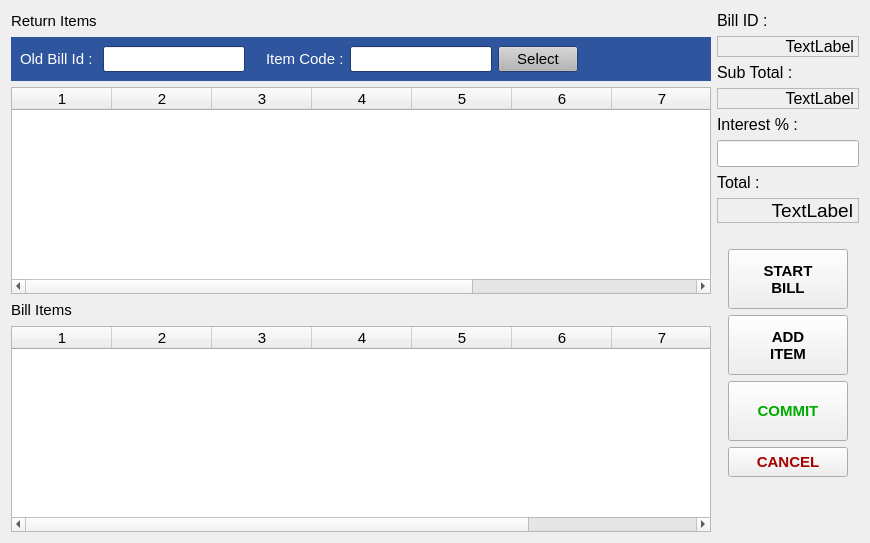
The window that estorecpp/returnitems.ui (Watti/estorecpp) describes before a commit, drawn with Qt 5.
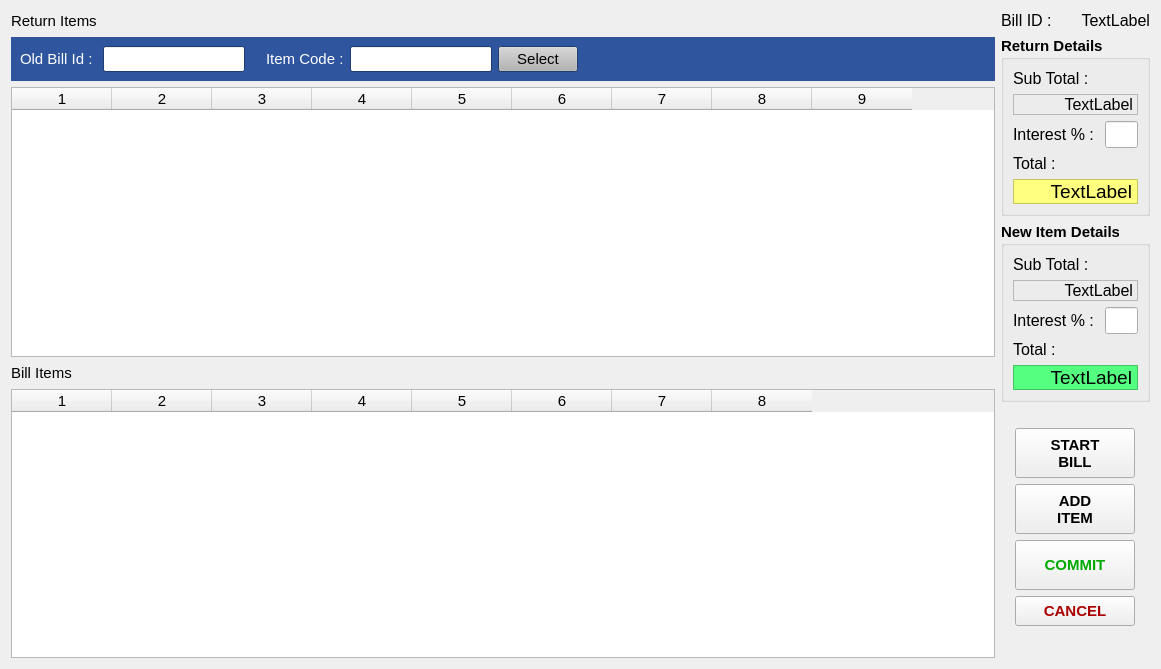
The same window after the commit.

Commit message: return items flow updated

What changed in the file:
```diff
--- a/estorecpp/returnitems.ui
+++ b/estorecpp/returnitems.ui
@@ -6,14 +6,14 @@
    <rect>
     <x>0</x>
     <y>0</y>
-    <width>870</width>
-    <height>543</height>
+    <width>1161</width>
+    <height>669</height>
    </rect>
   </property>
   <property name="windowTitle">
    <string>Form</string>
   </property>
-  <layout class="QHBoxLayout" name="horizontalLayout">
+  <layout class="QHBoxLayout" name="horizontalLayout_8">
    <item>
     <layout class="QVBoxLayout" name="verticalLayout_2">
      <item>
@@ -701,7 +701,9 @@
     </layout>
    </item>
    <item>
-    <layout class="QVBoxLayout" name="verticalLayout">
+    <layout class="QVBoxLayout" name="verticalLayout_5">
+     <item>
+      <layout class="QHBoxLayout" name="horizontalLayout">
      <item>
       <widget class="QLabel" name="label">
        <property name="sizePolicy">
@@ -724,13 +726,19 @@
      </item>
      <item>
       <widget class="QLabel" name="billIdLbl">
+         <property name="sizePolicy">
+          <sizepolicy hsizetype="Preferred" vsizetype="Preferred">
+           <horstretch>0</horstretch>
+           <verstretch>0</verstretch>
+          </sizepolicy>
+         </property>
        <property name="font">
         <font>
          <pointsize>12</pointsize>
         </font>
        </property>
        <property name="frameShape">
-        <enum>QFrame::StyledPanel</enum>
+          <enum>QFrame::NoFrame</enum>
        </property>
        <property name="frameShadow">
         <enum>QFrame::Plain</enum>
@@ -746,6 +754,27 @@
        </property>
       </widget>
      </item>
+      </layout>
+     </item>
+     <item>
+      <widget class="QGroupBox" name="groupBox">
+       <property name="font">
+        <font>
+         <pointsize>11</pointsize>
+         <weight>75</weight>
+         <bold>true</bold>
+        </font>
+       </property>
+       <property name="autoFillBackground">
+        <bool>false</bool>
+       </property>
+       <property name="title">
+        <string>Return Details</string>
+       </property>
+       <property name="flat">
+        <bool>false</bool>
+       </property>
+       <layout class="QVBoxLayout" name="verticalLayout">
      <item>
       <widget class="QLabel" name="label_5">
        <property name="sizePolicy">
@@ -771,6 +800,8 @@
        <property name="font">
         <font>
          <pointsize>12</pointsize>
+            <weight>50</weight>
+            <bold>false</bold>
         </font>
        </property>
        <property name="frameShape">
@@ -784,6 +815,8 @@
        </property>
       </widget>
      </item>
+        <item>
+         <layout class="QHBoxLayout" name="horizontalLayout_5">
      <item>
       <widget class="QLabel" name="label_2">
        <property name="sizePolicy">
@@ -805,9 +838,9 @@
       </widget>
      </item>
      <item>
-      <widget class="QLineEdit" name="interestText">
+           <widget class="QLineEdit" name="returnInterest">
        <property name="sizePolicy">
-        <sizepolicy hsizetype="Preferred" vsizetype="Fixed">
+             <sizepolicy hsizetype="Maximum" vsizetype="Fixed">
          <horstretch>0</horstretch>
          <verstretch>0</verstretch>
         </sizepolicy>
@@ -829,6 +862,8 @@
         <set>Qt::AlignRight|Qt::AlignTrailing|Qt::AlignVCenter</set>
        </property>
       </widget>
+          </item>
+         </layout>
      </item>
      <item>
       <widget class="QLabel" name="label_4">
@@ -854,12 +889,81 @@
       </widget>
      </item>
      <item>
-      <widget class="QLabel" name="totLbl">
+         <widget class="QLabel" name="returnTotal">
+          <property name="palette">
+           <palette>
+            <active>
+             <colorrole role="Base">
+              <brush brushstyle="SolidPattern">
+               <color alpha="255">
+                <red>255</red>
+                <green>255</green>
+                <blue>255</blue>
+               </color>
+              </brush>
+             </colorrole>
+             <colorrole role="Window">
+              <brush brushstyle="SolidPattern">
+               <color alpha="255">
+                <red>255</red>
+                <green>255</green>
+                <blue>127</blue>
+               </color>
+              </brush>
+             </colorrole>
+            </active>
+            <inactive>
+             <colorrole role="Base">
+              <brush brushstyle="SolidPattern">
+               <color alpha="255">
+                <red>255</red>
+                <green>255</green>
+                <blue>255</blue>
+               </color>
+              </brush>
+             </colorrole>
+             <colorrole role="Window">
+              <brush brushstyle="SolidPattern">
+               <color alpha="255">
+                <red>255</red>
+                <green>255</green>
+                <blue>127</blue>
+               </color>
+              </brush>
+             </colorrole>
+            </inactive>
+            <disabled>
+             <colorrole role="Base">
+              <brush brushstyle="SolidPattern">
+               <color alpha="255">
+                <red>255</red>
+                <green>255</green>
+                <blue>127</blue>
+               </color>
+              </brush>
+             </colorrole>
+             <colorrole role="Window">
+              <brush brushstyle="SolidPattern">
+               <color alpha="255">
+                <red>255</red>
+                <green>255</green>
+                <blue>127</blue>
+               </color>
+              </brush>
+             </colorrole>
+            </disabled>
+           </palette>
+          </property>
        <property name="font">
         <font>
          <pointsize>14</pointsize>
-        </font>
-       </property>
+            <weight>50</weight>
+            <bold>false</bold>
+           </font>
+          </property>
+          <property name="autoFillBackground">
+           <bool>true</bool>
+          </property>
        <property name="frameShape">
         <enum>QFrame::StyledPanel</enum>
        </property>
@@ -869,6 +973,231 @@
        <property name="alignment">
         <set>Qt::AlignRight|Qt::AlignTrailing|Qt::AlignVCenter</set>
        </property>
+         </widget>
+        </item>
+       </layout>
+      </widget>
+     </item>
+     <item>
+      <widget class="QGroupBox" name="groupBox_2">
+       <property name="font">
+        <font>
+         <pointsize>11</pointsize>
+         <weight>75</weight>
+         <bold>true</bold>
+        </font>
+       </property>
+       <property name="autoFillBackground">
+        <bool>false</bool>
+       </property>
+       <property name="title">
+        <string>New Item Details</string>
+       </property>
+       <property name="flat">
+        <bool>false</bool>
+       </property>
+       <layout class="QVBoxLayout" name="verticalLayout_4">
+        <item>
+         <widget class="QLabel" name="label_11">
+          <property name="sizePolicy">
+           <sizepolicy hsizetype="Maximum" vsizetype="Preferred">
+            <horstretch>0</horstretch>
+            <verstretch>0</verstretch>
+           </sizepolicy>
+          </property>
+          <property name="font">
+           <font>
+            <pointsize>12</pointsize>
+            <weight>50</weight>
+            <bold>false</bold>
+           </font>
+          </property>
+          <property name="text">
+           <string>Sub Total : </string>
+          </property>
+         </widget>
+        </item>
+        <item>
+         <widget class="QLabel" name="newSubTotal">
+          <property name="font">
+           <font>
+            <pointsize>12</pointsize>
+            <weight>50</weight>
+            <bold>false</bold>
+           </font>
+          </property>
+          <property name="frameShape">
+           <enum>QFrame::StyledPanel</enum>
+          </property>
+          <property name="text">
+           <string>TextLabel</string>
+          </property>
+          <property name="alignment">
+           <set>Qt::AlignRight|Qt::AlignTrailing|Qt::AlignVCenter</set>
+          </property>
+         </widget>
+        </item>
+        <item>
+         <layout class="QHBoxLayout" name="horizontalLayout_7">
+          <item>
+           <widget class="QLabel" name="label_10">
+            <property name="sizePolicy">
+             <sizepolicy hsizetype="Maximum" vsizetype="Preferred">
+              <horstretch>0</horstretch>
+              <verstretch>0</verstretch>
+             </sizepolicy>
+            </property>
+            <property name="font">
+             <font>
+              <pointsize>12</pointsize>
+              <weight>50</weight>
+              <bold>false</bold>
+             </font>
+            </property>
+            <property name="text">
+             <string>Interest % : </string>
+            </property>
+           </widget>
+          </item>
+          <item>
+           <widget class="QLineEdit" name="newInterest">
+            <property name="sizePolicy">
+             <sizepolicy hsizetype="Maximum" vsizetype="Fixed">
+              <horstretch>0</horstretch>
+              <verstretch>0</verstretch>
+             </sizepolicy>
+            </property>
+            <property name="maximumSize">
+             <size>
+              <width>16777215</width>
+              <height>16777215</height>
+             </size>
+            </property>
+            <property name="font">
+             <font>
+              <pointsize>12</pointsize>
+              <weight>50</weight>
+              <bold>false</bold>
+             </font>
+            </property>
+            <property name="alignment">
+             <set>Qt::AlignRight|Qt::AlignTrailing|Qt::AlignVCenter</set>
+            </property>
+           </widget>
+          </item>
+         </layout>
+        </item>
+        <item>
+         <widget class="QLabel" name="label_9">
+          <property name="sizePolicy">
+           <sizepolicy hsizetype="Preferred" vsizetype="Preferred">
+            <horstretch>0</horstretch>
+            <verstretch>0</verstretch>
+           </sizepolicy>
+          </property>
+          <property name="font">
+           <font>
+            <pointsize>12</pointsize>
+            <weight>50</weight>
+            <bold>false</bold>
+           </font>
+          </property>
+          <property name="text">
+           <string>Total :</string>
+          </property>
+          <property name="alignment">
+           <set>Qt::AlignLeading|Qt::AlignLeft|Qt::AlignVCenter</set>
+          </property>
+         </widget>
+        </item>
+        <item>
+         <widget class="QLabel" name="newTotal">
+          <property name="palette">
+           <palette>
+            <active>
+             <colorrole role="Base">
+              <brush brushstyle="SolidPattern">
+               <color alpha="255">
+                <red>255</red>
+                <green>255</green>
+                <blue>255</blue>
+               </color>
+              </brush>
+             </colorrole>
+             <colorrole role="Window">
+              <brush brushstyle="SolidPattern">
+               <color alpha="255">
+                <red>85</red>
+                <green>255</green>
+                <blue>127</blue>
+               </color>
+              </brush>
+             </colorrole>
+            </active>
+            <inactive>
+             <colorrole role="Base">
+              <brush brushstyle="SolidPattern">
+               <color alpha="255">
+                <red>255</red>
+                <green>255</green>
+                <blue>255</blue>
+               </color>
+              </brush>
+             </colorrole>
+             <colorrole role="Window">
+              <brush brushstyle="SolidPattern">
+               <color alpha="255">
+                <red>85</red>
+                <green>255</green>
+                <blue>127</blue>
+               </color>
+              </brush>
+             </colorrole>
+            </inactive>
+            <disabled>
+             <colorrole role="Base">
+              <brush brushstyle="SolidPattern">
+               <color alpha="255">
+                <red>85</red>
+                <green>255</green>
+                <blue>127</blue>
+               </color>
+              </brush>
+             </colorrole>
+             <colorrole role="Window">
+              <brush brushstyle="SolidPattern">
+               <color alpha="255">
+                <red>85</red>
+                <green>255</green>
+                <blue>127</blue>
+               </color>
+              </brush>
+             </colorrole>
+            </disabled>
+           </palette>
+          </property>
+          <property name="font">
+           <font>
+            <pointsize>14</pointsize>
+            <weight>50</weight>
+            <bold>false</bold>
+           </font>
+          </property>
+          <property name="autoFillBackground">
+           <bool>true</bool>
+          </property>
+          <property name="frameShape">
+           <enum>QFrame::StyledPanel</enum>
+          </property>
+          <property name="text">
+           <string>TextLabel</string>
+          </property>
+          <property name="alignment">
+           <set>Qt::AlignRight|Qt::AlignTrailing|Qt::AlignVCenter</set>
+          </property>
+         </widget>
+        </item>
+       </layout>
       </widget>
      </item>
      <item>
@@ -895,7 +1224,7 @@
           <enum>Qt::Horizontal</enum>
          </property>
          <property name="sizeType">
-          <enum>QSizePolicy::Preferred</enum>
+          <enum>QSizePolicy::Maximum</enum>
          </property>
          <property name="sizeHint" stdset="0">
           <size>
@@ -918,13 +1247,13 @@
            <property name="minimumSize">
             <size>
              <width>120</width>
-             <height>60</height>
+             <height>50</height>
             </size>
            </property>
            <property name="maximumSize">
             <size>
              <width>120</width>
-             <height>60</height>
+             <height>50</height>
             </size>
            </property>
            <property name="font">
@@ -955,13 +1284,13 @@
            <property name="minimumSize">
             <size>
              <width>120</width>
-             <height>60</height>
+             <height>50</height>
             </size>
            </property>
            <property name="maximumSize">
             <size>
              <width>120</width>
-             <height>60</height>
+             <height>50</height>
             </size>
            </property>
            <property name="font">
@@ -989,13 +1318,13 @@
            <property name="minimumSize">
             <size>
              <width>120</width>
-             <height>60</height>
+             <height>50</height>
             </size>
            </property>
            <property name="maximumSize">
             <size>
              <width>120</width>
-             <height>60</height>
+             <height>50</height>
             </size>
            </property>
            <property name="palette">
@@ -1120,7 +1449,7 @@
           <enum>Qt::Horizontal</enum>
          </property>
          <property name="sizeType">
-          <enum>QSizePolicy::Preferred</enum>
+          <enum>QSizePolicy::Maximum</enum>
          </property>
          <property name="sizeHint" stdset="0">
           <size>
```
Left out of the diff: 2 changed lines with no effect on the pictures. Lines whose indentation alone changed are shown as unchanged. The commit also changes 10 other files.
